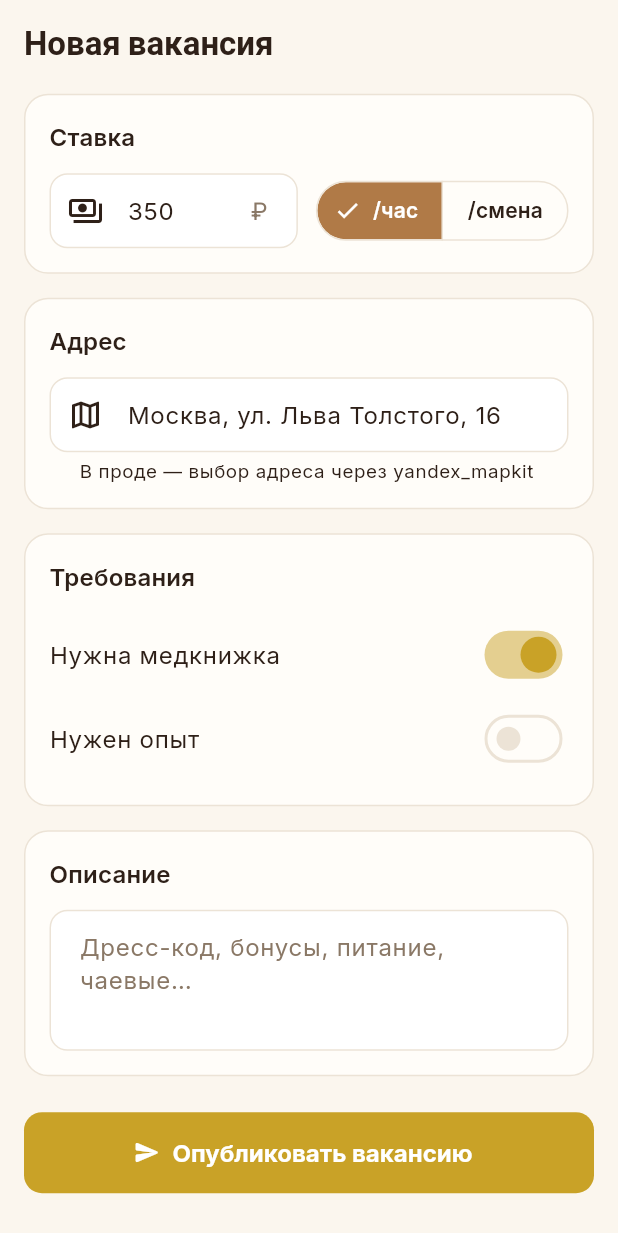
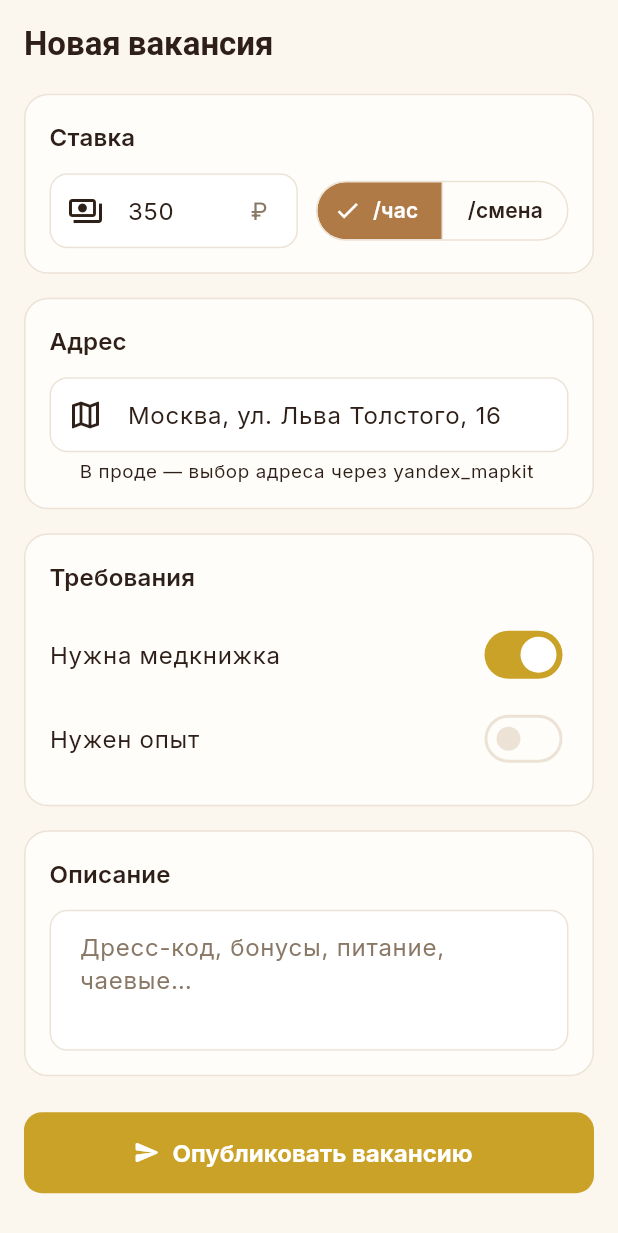
Before and after one commit to polompol/sraffswipe1, a Flutter app: the CreateVacancyScreen screen opened by its route, scrolled down 576 dp, on a phone screen of 412 x 824 dp. Shown: the top 1233 px of the screen. Run offline on Flutter 3.47's test engine with Material 3 defaults, Android fonts, the phone set to English and light mode, and no system bars; our stand-ins replace cached_network_image, flutter_animate, flutter_card_swiper, flutter_riverpod, go_router, google_fonts and 2 more.

Commit message:
Fix Flutter analyze: drop unused import, deprecated activeColor, const styles
https://claude.ai/code/session_01SsK4JkXHc9STqXAAu9aqgD

```diff
--- a/lib/features/matches/matches_screen.dart
+++ b/lib/features/matches/matches_screen.dart
@@ -4,7 +4,6 @@ import 'package:go_router/go_router.dart';
 
 import '../../core/theme/app_colors.dart';
 import '../../data/models/enums.dart';
-import '../../data/models/match.dart';
 import '../../state/matches_provider.dart';
 import '../../widgets/app_widgets.dart';
 
--- a/lib/features/profile/edit_profile_screen.dart
+++ b/lib/features/profile/edit_profile_screen.dart
@@ -202,7 +202,6 @@ class _EditProfileScreenState extends ConsumerState<EditProfileScreen> {
                 SwitchListTile(
                   contentPadding: EdgeInsets.zero,
                   value: _selfEmployed,
-                  activeColor: AppColors.primary,
                   title: const Text('Я самозанятый (плательщик НПД)'),
                   onChanged: (v) => setState(() => _selfEmployed = v),
                 ),
--- a/lib/features/shifts/shift_act_pdf.dart
+++ b/lib/features/shifts/shift_act_pdf.dart
@@ -92,7 +92,7 @@ class ShiftActPdf {
               pw.Text(
                 'Документ сформирован в приложении StaffSwipe. '
                 'Не является заменой чеку из «Мой налог».',
-                style: pw.TextStyle(fontSize: 9, color: PdfColors.grey600),
+                style: const pw.TextStyle(fontSize: 9, color: PdfColors.grey600),
               ),
             ],
           );
@@ -115,7 +115,7 @@ class ShiftActPdf {
           pw.SizedBox(
             width: 170,
             child: pw.Text('$k:',
-                style: pw.TextStyle(color: PdfColors.grey700)),
+                style: const pw.TextStyle(color: PdfColors.grey700)),
           ),
           pw.Expanded(child: pw.Text(v)),
         ],
--- a/lib/features/vacancy/create_vacancy_screen.dart
+++ b/lib/features/vacancy/create_vacancy_screen.dart
@@ -177,14 +177,12 @@ class _CreateVacancyScreenState extends ConsumerState<CreateVacancyScreen> {
                 SwitchListTile(
                   contentPadding: EdgeInsets.zero,
                   value: _requireMedBook,
-                  activeColor: AppColors.primary,
                   title: const Text('Нужна медкнижка'),
                   onChanged: (v) => setState(() => _requireMedBook = v),
                 ),
                 SwitchListTile(
                   contentPadding: EdgeInsets.zero,
                   value: _requireExperience,
-                  activeColor: AppColors.primary,
                   title: const Text('Нужен опыт'),
                   onChanged: (v) => setState(() => _requireExperience = v),
                 ),
```
